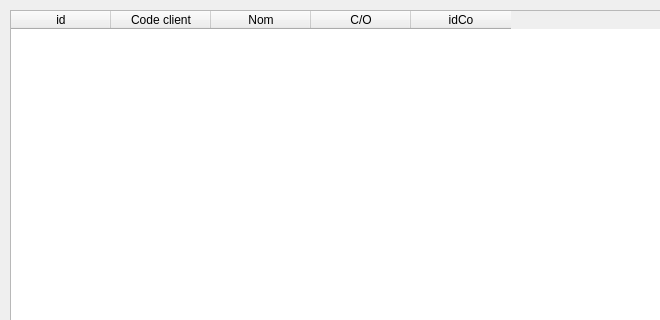
Before: the Qt Designer form ui/customermanagementwindow.ui in jphoubion/COMailPrinting, drawn with Qt 5; both pictures show x 0 to 660 and y 0 to 320 of the 822 by 798 pixel window.
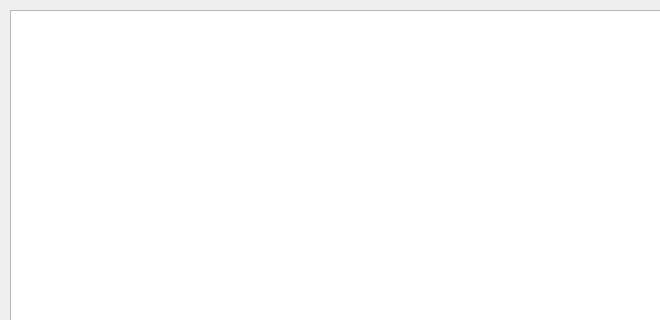
After: the same form once the commit is applied.

Commit message: * use QTableView for customers

```diff
--- a/ui/customermanagementwindow.ui
+++ b/ui/customermanagementwindow.ui
@@ -151,33 +151,7 @@
       </layout>
      </item>
      <item row="0" column="0">
-      <widget class="QTableWidget" name="tw_customers">
-       <column>
-        <property name="text">
-         <string>id</string>
-        </property>
-       </column>
-       <column>
-        <property name="text">
-         <string>Code client</string>
-        </property>
-       </column>
-       <column>
-        <property name="text">
-         <string>Nom</string>
-        </property>
-       </column>
-       <column>
-        <property name="text">
-         <string>C/O</string>
-        </property>
-       </column>
-       <column>
-        <property name="text">
-         <string>idCo</string>
-        </property>
-       </column>
-      </widget>
+      <widget class="QTableView" name="tv_customers"/>
      </item>
     </layout>
    </widget>
```
The commit also changes 4 other files.
